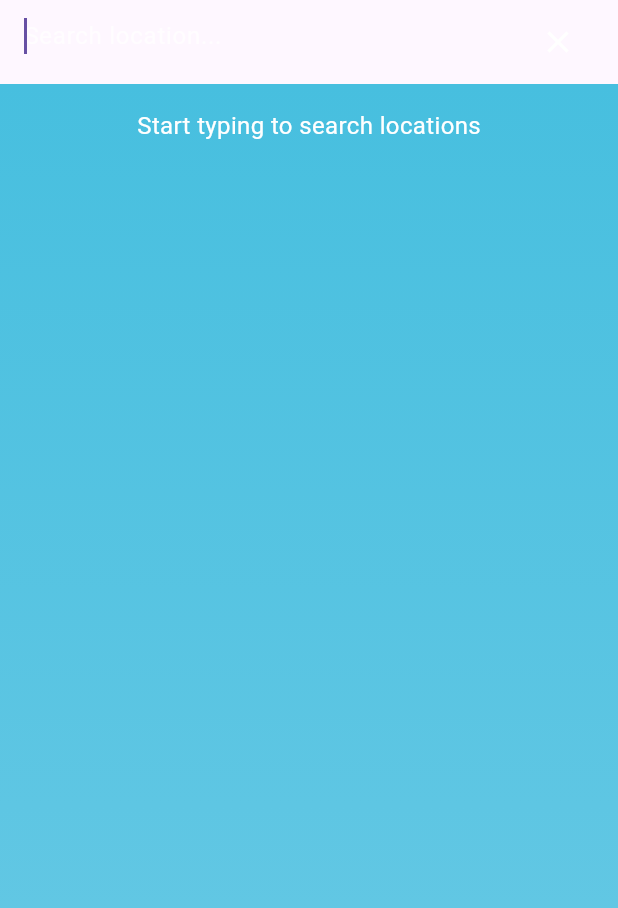
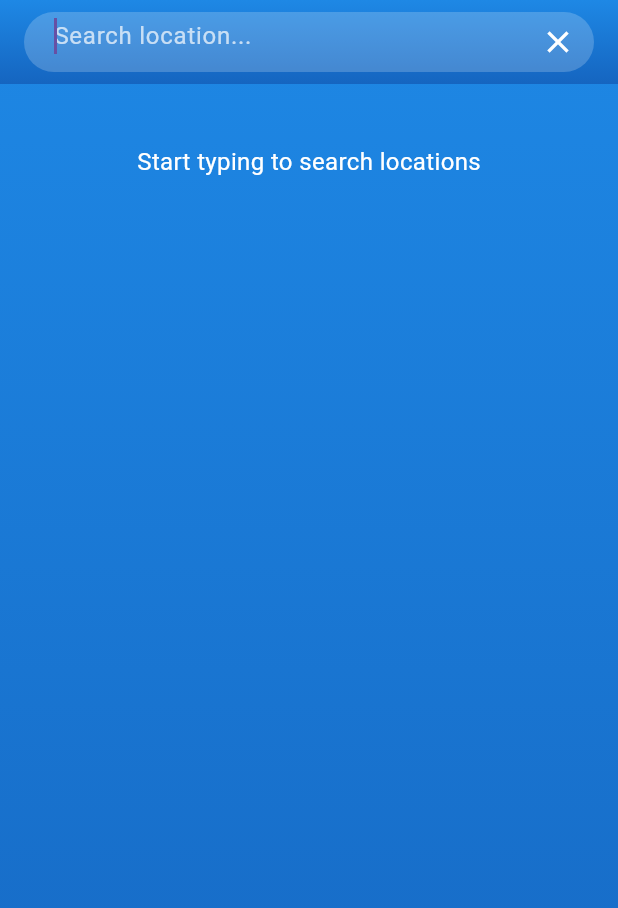
Before and after one commit to chamudithaperera/Flutter-Dart-project-08-weather-app, a Flutter app: the HomePage screen opened directly, after a tap on the "search" icon, on a phone screen of 412 x 824 dp. Shown: the top 908 px of the screen. Run offline on Flutter 3.47's test engine with Material 3 defaults, Android fonts, the phone set to English and light mode, and no system bars; our stand-ins replace geolocator, permission_handler, weather.

Commit message:
Update weather color scheme in HomePage; replace color values for various weather conditions with a new ocean blue palette, and simplify gradient background definitions for improved visual consistency.

```diff
--- a/weather_app/lib/home_page.dart
+++ b/weather_app/lib/home_page.dart
@@ -267,43 +267,64 @@ class _HomePageState extends State<HomePage> {
   Color _getWeatherColor(String? weatherMain) {
     switch (weatherMain?.toLowerCase()) {
       case 'clear':
-        return const Color(0xFF47BFDF);
+        return const Color(0xFF1E88E5); // Bright ocean blue
       case 'clouds':
-        return const Color(0xFF54717A);
+        return const Color(0xFF1976D2); // Medium ocean blue
       case 'rain':
-        return const Color(0xFF57575D);
+        return const Color(0xFF1565C0); // Deep ocean blue
       case 'snow':
-        return const Color(0xFF7BE495);
+        return const Color(0xFF0D47A1); // Dark ocean blue
       case 'thunderstorm':
-        return const Color(0xFF4A536B);
+        return const Color(0xFF0D47A1); // Dark ocean blue
       case 'drizzle':
-        return const Color(0xFF57575D);
+        return const Color(0xFF1565C0); // Deep ocean blue
       case 'mist':
       case 'smoke':
       case 'haze':
       case 'dust':
       case 'fog':
-        return const Color(0xFF54717A);
+        return const Color(0xFF1976D2); // Medium ocean blue
       default:
-        return const Color(0xFF47BFDF);
+        return const Color(0xFF1E88E5); // Bright ocean blue
     }
   }
 
   @override
   Widget build(BuildContext context) {
     return Scaffold(
+      extendBodyBehindAppBar: true,
       appBar: AppBar(
         elevation: 0,
-        backgroundColor: Colors.transparent,
+        backgroundColor: const Color(0xFF1E88E5).withOpacity(0.8),
+        flexibleSpace: Container(
+          decoration: BoxDecoration(
+            gradient: LinearGradient(
+              begin: Alignment.topCenter,
+              end: Alignment.bottomCenter,
+              colors: [const Color(0xFF1E88E5), const Color(0xFF1565C0)],
+            ),
+          ),
+        ),
         title:
             _isSearching
-                ? TextField(
+                ? Container(
+                  height: 40,
+                  decoration: BoxDecoration(
+                    color: Colors.white.withOpacity(0.2),
+                    borderRadius: BorderRadius.circular(20),
+                  ),
+                  child: TextField(
                     controller: _searchController,
                     style: const TextStyle(color: Colors.white),
                     decoration: InputDecoration(
                       hintText: 'Search location...',
-                    hintStyle: TextStyle(color: Colors.white.withOpacity(0.7)),
+                      hintStyle: TextStyle(
+                        color: Colors.white.withOpacity(0.7),
+                      ),
                       border: InputBorder.none,
+                      contentPadding: const EdgeInsets.symmetric(
+                        horizontal: 20,
+                      ),
                       suffixIcon: IconButton(
                         icon: const Icon(Icons.clear, color: Colors.white),
                         onPressed: () {
@@ -321,20 +342,26 @@ class _HomePageState extends State<HomePage> {
                       }
                     },
                     autofocus: true,
+                  ),
                 )
                 : const Text(
                   'Weather App',
                   style: TextStyle(
                     color: Colors.white,
                     fontWeight: FontWeight.bold,
+                    fontSize: 24,
                   ),
                 ),
         actions: [
           if (!_isSearching)
-            Padding(
-              padding: const EdgeInsets.only(right: 16.0),
+            Container(
+              margin: const EdgeInsets.only(right: 16.0),
+              decoration: BoxDecoration(
+                color: Colors.white.withOpacity(0.2),
+                shape: BoxShape.circle,
+              ),
               child: IconButton(
-                icon: const Icon(Icons.search, size: 30, color: Colors.white),
+                icon: const Icon(Icons.search, size: 24, color: Colors.white),
                 onPressed: () {
                   setState(() {
                     _isSearching = true;
@@ -352,14 +379,12 @@ class _HomePageState extends State<HomePage> {
                   gradient: LinearGradient(
                     begin: Alignment.topCenter,
                     end: Alignment.bottomCenter,
-                    colors: [
-                      _getWeatherColor(_weather?.weatherMain),
-                      _getWeatherColor(_weather?.weatherMain).withOpacity(0.8),
-                    ],
+                    colors: [const Color(0xFF1E88E5), const Color(0xFF1565C0)],
                   ),
                 ),
                 child: Column(
                   children: [
+                    const SizedBox(height: 80), // Add space for AppBar
                     if (_isSearchingSuggestions &&
                         _searchSuggestions.isNotEmpty)
                       Expanded(
@@ -372,13 +397,23 @@ class _HomePageState extends State<HomePage> {
                                     ? ', ${location['state']}'
                                     : '';
                             return ListTile(
-                              leading: const Icon(
+                              leading: Container(
+                                padding: const EdgeInsets.all(8),
+                                decoration: BoxDecoration(
+                                  color: Colors.white.withOpacity(0.2),
+                                  shape: BoxShape.circle,
+                                ),
+                                child: const Icon(
                                   Icons.location_on,
                                   color: Colors.white,
                                 ),
+                              ),
                               title: Text(
                                 '${location['name']}$state',
-                                style: const TextStyle(color: Colors.white),
+                                style: const TextStyle(
+                                  color: Colors.white,
+                                  fontWeight: FontWeight.w500,
+                                ),
                               ),
                               subtitle: Text(
                                 location['country'],
@@ -423,24 +458,21 @@ class _HomePageState extends State<HomePage> {
                 child: SingleChildScrollView(
                   physics: const AlwaysScrollableScrollPhysics(),
                   child: Container(
-                    height:
-                        MediaQuery.of(context).size.height -
-                        AppBar().preferredSize.height,
+                    height: MediaQuery.of(context).size.height,
                     decoration: BoxDecoration(
                       gradient: LinearGradient(
                         begin: Alignment.topCenter,
                         end: Alignment.bottomCenter,
                         colors: [
-                          _getWeatherColor(_weather?.weatherMain),
-                          _getWeatherColor(
-                            _weather?.weatherMain,
-                          ).withOpacity(0.8),
+                          const Color(0xFF1E88E5),
+                          const Color(0xFF1565C0),
                         ],
                       ),
                     ),
                     child: Column(
                       mainAxisAlignment: MainAxisAlignment.center,
                       children: [
+                        const SizedBox(height: 80), // Add space for AppBar
                         // Location
                         Container(
                           width: double.infinity,
@@ -477,6 +509,13 @@ class _HomePageState extends State<HomePage> {
                             decoration: BoxDecoration(
                               color: Colors.white.withOpacity(0.2),
                               shape: BoxShape.circle,
+                              boxShadow: [
+                                BoxShadow(
+                                  color: Colors.black.withOpacity(0.1),
+                                  blurRadius: 10,
+                                  spreadRadius: 2,
+                                ),
+                              ],
                             ),
                             child: Icon(
                               _getWeatherIcon(_weather!.weatherMain),
```
Lines whose indentation alone changed are shown as unchanged.
